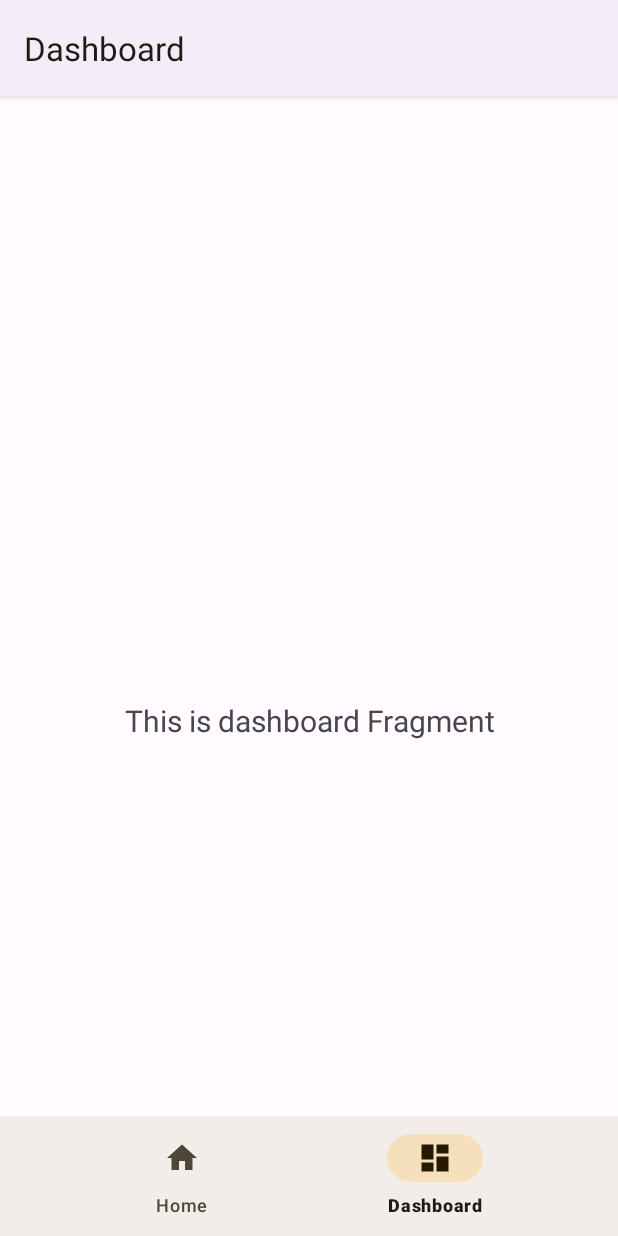
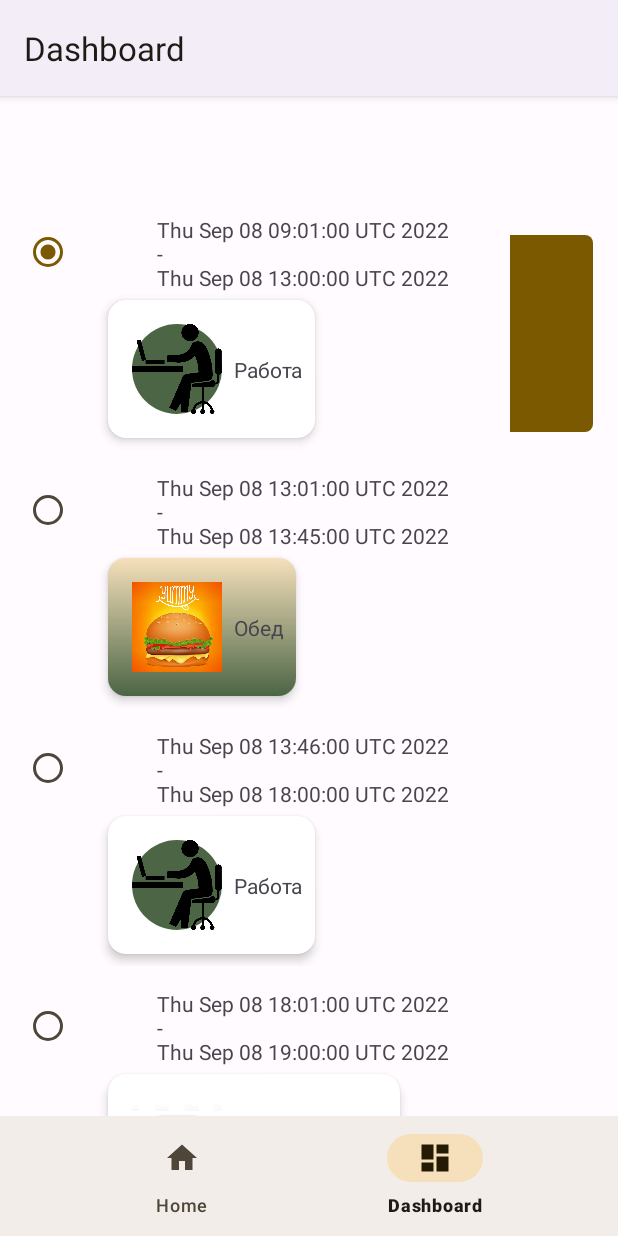
Before and after one commit to HayarovEd/Education, an Android app: the DashboardFragment screen opened through its navigation route, on a phone screen of 412 x 824 dp. Run offline under Robolectric (Android 15) with nearby library versions, the phone set to English and light mode, and no system bars; our stand-ins replace Dagger/Hilt's generated code, navigation-ui.

Commit message:
complete HW4

```diff
--- a/app/src/main/java/com/edurda77/education/entity/Work.kt
+++ b/app/src/main/java/com/edurda77/education/entity/Work.kt
@@ -6,5 +6,6 @@ data class Work(
     val dateBeginWork : String,
     val dateEndWork : String,
     val urlZoom : String? = "",
+    val isEat: Boolean? = false,
     val isEnableUrl: Boolean? = false
 )
--- a/app/src/main/java/com/edurda77/education/repositories/Repository.kt
+++ b/app/src/main/java/com/edurda77/education/repositories/Repository.kt
@@ -8,13 +8,12 @@ import java.text.SimpleDateFormat
 import java.util.*
 
 object Repository {
-    private val currentWork = mutableListOf<Work>()
-    private val currentHomeWork = mutableListOf<HomeWork>()
+
 
 
 
     fun addWork(): List<Work> {
-
+        val currentWork = mutableListOf<Work>()
         currentWork.add(
             Work(
                 picture = R.drawable.ic_stand_up,
@@ -22,6 +21,7 @@ object Repository {
                 dateBeginWork = "08/09/2022 06:45:00",
                 dateEndWork = "08/09/2022 07:00:00",
                 urlZoom = "",
+                isEat = false,
                 isEnableUrl = diffToTime("08/09/2022 06:45:00", "08/09/2022 07:00:00"),
             )
         )
@@ -32,6 +32,7 @@ object Repository {
                 dateBeginWork = "08/09/2022 07:01:00",
                 dateEndWork = "08/09/2022 08:00:00",
                 urlZoom = "",
+                isEat = true,
                 isEnableUrl = diffToTime("08/09/2022 07:01:00", "08/09/2022 08:00:00"),
             )
         )
@@ -42,6 +43,7 @@ object Repository {
                 dateBeginWork = "08/09/2022 08:01:00",
                 dateEndWork = "08/09/2022 09:00:00",
                 urlZoom = "",
+                isEat = false,
                 isEnableUrl = diffToTime("08/09/2022 08:01:00", "08/09/2022 09:00:00"),
             )
         )
@@ -52,6 +54,7 @@ object Repository {
                 dateBeginWork = "08/09/2022 09:01:00",
                 dateEndWork = "08/09/2022 13:00:00",
                 urlZoom = "",
+                isEat = false,
                 isEnableUrl = diffToTime("08/09/2022 09:01:00", "08/09/2022 13:00:00"),
             )
         )
@@ -62,6 +65,7 @@ object Repository {
                 dateBeginWork = "08/09/2022 13:01:00",
                 dateEndWork = "08/09/2022 13:45:00",
                 urlZoom = "",
+                isEat = true,
                 isEnableUrl = diffToTime("08/09/2022 13:01:00", "08/09/2022 13:45:00"),
             )
         )
@@ -72,6 +76,7 @@ object Repository {
                 dateBeginWork = "08/09/2022 13:46:00",
                 dateEndWork = "08/09/2022 18:00:00",
                 urlZoom = "",
+                isEat = false,
                 isEnableUrl = diffToTime("08/09/2022 13:46:00", "08/09/2022 18:00:00"),
             )
         )
@@ -82,6 +87,7 @@ object Repository {
                 dateBeginWork = "08/09/2022 18:01:00",
                 dateEndWork = "08/09/2022 19:00:00",
                 urlZoom = "",
+                isEat = false,
                 isEnableUrl = diffToTime("08/09/2022 18:01:00", "08/09/2022 19:00:00"),
             )
         )
@@ -92,6 +98,7 @@ object Repository {
                 dateBeginWork = "08/09/2022 19:01:00",
                 dateEndWork = "08/09/2022 19:30:00",
                 urlZoom = "",
+                isEat = true,
                 isEnableUrl = diffToTime("08/09/2022 19:01:00", "08/09/2022 19:30:00"),
             )
         )
@@ -102,6 +109,7 @@ object Repository {
                 dateBeginWork = "08/09/2022 19:31:00",
                 dateEndWork = "08/09/2022 22:30:00",
                 urlZoom = "",
+                isEat = false,
                 isEnableUrl = diffToTime("08/09/2022 19:31:00", "08/09/2022 22:30:00"),
             )
         )
@@ -112,6 +120,7 @@ object Repository {
                 dateBeginWork = "08/09/2022 22:31:00",
                 dateEndWork = "08/09/2022 06:44:00",
                 urlZoom = "",
+                isEat = false,
                 isEnableUrl = diffToTime("08/09/2022 22:31:00", "08/09/2022 06:44:00"),
             )
         )
@@ -119,6 +128,7 @@ object Repository {
     }
 
     fun addHomeWork(): List<HomeWork> {
+        val currentHomeWork = mutableListOf<HomeWork>()
         currentHomeWork.add(
             HomeWork(
                 picture = R.drawable.ic_comp,
--- a/app/src/main/java/com/edurda77/education/ui/dashboard/DashboardFragment.kt
+++ b/app/src/main/java/com/edurda77/education/ui/dashboard/DashboardFragment.kt
@@ -4,17 +4,24 @@ import android.os.Bundle
 import android.view.LayoutInflater
 import android.view.View
 import android.view.ViewGroup
-import android.widget.TextView
 import androidx.fragment.app.Fragment
-import androidx.lifecycle.ViewModelProvider
+import androidx.recyclerview.widget.LinearLayoutManager
+import androidx.recyclerview.widget.RecyclerView
 import com.edurda77.education.databinding.FragmentDashboardBinding
+import com.edurda77.education.entity.HomeWork
+import com.edurda77.education.entity.Work
+import com.edurda77.education.repositories.Repository
+import com.edurda77.education.ui.home.HomeWorkAdapter
+import com.edurda77.education.ui.home.WorkAdapter
+import dagger.hilt.android.AndroidEntryPoint
+import dagger.hilt.android.WithFragmentBindings
 
+@AndroidEntryPoint
+@WithFragmentBindings
 class DashboardFragment : Fragment() {
 
     private var _binding: FragmentDashboardBinding? = null
 
-    // This property is only valid between onCreateView and
-    // onDestroyView.
     private val binding get() = _binding!!
 
     override fun onCreateView(
@@ -22,21 +29,32 @@ class DashboardFragment : Fragment() {
         container: ViewGroup?,
         savedInstanceState: Bundle?
     ): View {
-        val dashboardViewModel =
-            ViewModelProvider(this).get(DashboardViewModel::class.java)
 
         _binding = FragmentDashboardBinding.inflate(inflater, container, false)
-        val root: View = binding.root
 
-        val textView: TextView = binding.textDashboard
-        dashboardViewModel.text.observe(viewLifecycleOwner) {
-            textView.text = it
-        }
-        return root
+        return binding.root
+    }
+
+    override fun onViewCreated(view: View, savedInstanceState: Bundle?) {
+        super.onViewCreated(view, savedInstanceState)
+        initRecyclerView(Repository.addWork())
     }
 
     override fun onDestroyView() {
         super.onDestroyView()
         _binding = null
     }
+
+    private fun initRecyclerView(work: List<Work>) {
+        val recyclerView: RecyclerView = binding.rvWorkD
+        recyclerView.layoutManager = LinearLayoutManager(
+            context,
+            LinearLayoutManager.VERTICAL, false
+        )
+        recyclerView.adapter = WorkAdapterD(work)
+
+        val position = work.indexOfFirst { it.isEnableUrl==true }
+        (recyclerView.layoutManager as LinearLayoutManager).scrollToPosition(position)
+
+    }
 }
--- /dev/null
+++ b/app/src/main/java/com/edurda77/education/ui/dashboard/WorkAdapterD.kt
@@ -0,0 +1,27 @@
+package com.edurda77.education.ui.dashboard
+
+import android.view.LayoutInflater
+import android.view.ViewGroup
+import androidx.recyclerview.widget.RecyclerView
+import com.edurda77.education.databinding.ItemWorkBinding
+import com.edurda77.education.entity.Work
+
+class WorkAdapterD(
+    private val list: List<Work>
+) : RecyclerView.Adapter<WorkHolderD>() {
+
+
+
+    override fun onCreateViewHolder(parent: ViewGroup, viewType: Int): WorkHolderD {
+        val inflater = LayoutInflater.from(parent.context)
+        return WorkHolderD(ItemWorkBinding.inflate(inflater,parent,false))
+    }
+
+    override fun onBindViewHolder(holder: WorkHolderD, position: Int) {
+        val workList = list[position]
+        holder.bind(workList)
+    }
+
+    override fun getItemCount(): Int = list.size
+
+}
--- /dev/null
+++ b/app/src/main/java/com/edurda77/education/ui/dashboard/WorkHolderD.kt
@@ -0,0 +1,27 @@
+package com.edurda77.education.ui.dashboard
+
+import androidx.core.view.isVisible
+import androidx.recyclerview.widget.RecyclerView
+import com.edurda77.education.R
+import com.edurda77.education.databinding.ItemRvClassBinding
+import com.edurda77.education.databinding.ItemWorkBinding
+import com.edurda77.education.entity.Work
+import com.edurda77.education.utils.dateToTime
+
+class WorkHolderD(private val binding: ItemWorkBinding):
+    RecyclerView.ViewHolder(binding.root) {
+
+    fun bind(work: Work) {
+
+        binding.workData.imageLesson.setImageResource(work.picture)
+        binding.workData.nameLesson.text = work.nameWork
+        val interval = "${dateToTime(work.dateBeginWork)}\n-\n${dateToTime(work.dateEndWork)}"
+        binding.timeLesson.text = interval
+        binding.goToLesson.isVisible = work.isEnableUrl == true
+        binding.radioButton.isChecked= work.isEnableUrl == true
+        if(work.isEat == true) {
+            binding.workData.cardView.setBackgroundResource(R.drawable.rect_timer)
+        }
+    }
+
+}
--- a/app/src/main/res/layout/fragment_dashboard.xml
+++ b/app/src/main/res/layout/fragment_dashboard.xml
@@ -1,22 +1,19 @@
 <?xml version="1.0" encoding="utf-8"?>
-<androidx.constraintlayout.widget.ConstraintLayout xmlns:android="http://schemas.android.com/apk/res/android"
+<androidx.appcompat.widget.LinearLayoutCompat xmlns:android="http://schemas.android.com/apk/res/android"
     xmlns:app="http://schemas.android.com/apk/res-auto"
     xmlns:tools="http://schemas.android.com/tools"
     android:layout_width="match_parent"
     android:layout_height="match_parent"
     tools:context=".ui.dashboard.DashboardFragment">
 
-    <TextView
-        android:id="@+id/text_dashboard"
+    <androidx.recyclerview.widget.RecyclerView
+        android:id="@+id/rv_workD"
         android:layout_width="match_parent"
-        android:layout_height="wrap_content"
+        android:layout_height="match_parent"
+        android:layout_marginTop="8dp"
         android:layout_marginStart="8dp"
-        android:layout_marginTop="8dp"
         android:layout_marginEnd="8dp"
-        android:textAlignment="center"
-        android:textSize="20sp"
-        app:layout_constraintBottom_toBottomOf="parent"
-        app:layout_constraintEnd_toEndOf="parent"
-        app:layout_constraintStart_toStartOf="parent"
-        app:layout_constraintTop_toTopOf="parent" />
-</androidx.constraintlayout.widget.ConstraintLayout>
+        android:orientation="vertical"/>
+
+
+</androidx.appcompat.widget.LinearLayoutCompat>
--- /dev/null
+++ b/app/src/main/res/layout/item_content.xml
@@ -0,0 +1,48 @@
+<androidx.cardview.widget.CardView xmlns:android="http://schemas.android.com/apk/res/android"
+    xmlns:app="http://schemas.android.com/apk/res-auto"
+    xmlns:tools="http://schemas.android.com/tools"
+    android:layout_width="match_parent"
+    android:layout_height="wrap_content"
+    android:layout_gravity="center"
+    android:layout_margin="8dp"
+    app:cardCornerRadius="5dp"
+    app:cardElevation="5dp"
+    android:id="@+id/cardView">
+
+    <androidx.constraintlayout.widget.ConstraintLayout
+        android:layout_width="match_parent"
+        android:layout_height="match_parent"
+        android:layout_gravity="center">
+
+        <ImageView
+            android:id="@+id/image_lesson"
+            android:layout_width="60dp"
+            android:layout_height="60dp"
+            android:layout_marginTop="16dp"
+            android:layout_marginBottom="16dp"
+            android:layout_marginStart="16dp"
+            android:scaleType="fitCenter"
+            android:background="@drawable/image_oval"
+            app:layout_constraintBottom_toBottomOf="parent"
+            app:layout_constraintStart_toStartOf="parent"
+            app:layout_constraintTop_toTopOf="parent"
+            android:contentDescription="icon" />
+
+        <TextView
+            android:id="@+id/name_lesson"
+            android:layout_width="wrap_content"
+            android:layout_height="wrap_content"
+            android:paddingStart="8dp"
+            android:paddingEnd="8dp"
+            android:text="Предмет"
+            app:layout_constraintTop_toTopOf="parent"
+            app:layout_constraintBottom_toBottomOf="parent"
+            app:layout_constraintStart_toEndOf="@id/image_lesson"/>
+
+
+
+
+
+    </androidx.constraintlayout.widget.ConstraintLayout>
+
+</androidx.cardview.widget.CardView>
--- /dev/null
+++ b/app/src/main/res/layout/item_work.xml
@@ -0,0 +1,66 @@
+<?xml version="1.0" encoding="utf-8"?>
+<androidx.constraintlayout.widget.ConstraintLayout xmlns:android="http://schemas.android.com/apk/res/android"
+    xmlns:app="http://schemas.android.com/apk/res-auto"
+    xmlns:tools="http://schemas.android.com/tools"
+    android:layout_width="match_parent"
+    android:layout_height="wrap_content"
+    android:layout_margin="8dp">
+
+    <RadioButton
+        android:id="@+id/radioButton"
+        android:layout_width="wrap_content"
+        android:layout_height="wrap_content"
+        android:checked="false"
+        app:layout_constraintStart_toStartOf="parent"
+        app:layout_constraintTop_toTopOf="parent" />
+
+    <TextView
+        android:id="@+id/time_lesson"
+        android:layout_width="wrap_content"
+        android:layout_height="wrap_content"
+        android:paddingStart="8dp"
+        android:paddingEnd="8dp"
+        android:text="8.00-8.45"
+        app:layout_constraintEnd_toStartOf="@id/guideline"
+        app:layout_constraintBottom_toBottomOf="@id/radioButton"
+        app:layout_constraintStart_toEndOf="@id/radioButton"
+        app:layout_constraintTop_toTopOf="parent" />
+
+    <com.google.android.material.card.MaterialCardView
+        android:id="@+id/data_card_view"
+        android:layout_width="wrap_content"
+        android:layout_height="wrap_content"
+        android:layout_margin="8dp"
+        app:cardElevation="4dp"
+        android:paddingBottom="8dp"
+        app:layout_constraintBottom_toBottomOf="parent"
+        app:layout_constraintStart_toEndOf="@id/radioButton"
+        app:layout_constraintTop_toBottomOf="@id/radioButton"
+
+        app:strokeWidth="0dp">
+
+        <include
+            android:id="@+id/work_data"
+            layout="@layout/item_content"
+            android:layout_width="match_parent"
+            android:layout_height="wrap_content" />
+    </com.google.android.material.card.MaterialCardView>
+
+    <Button
+        android:id="@+id/go_to_lesson"
+        android:layout_width="55dp"
+        android:layout_height="131dp"
+        android:background="@drawable/rect_button"
+        app:layout_constraintBottom_toBottomOf="parent"
+        app:layout_constraintEnd_toEndOf="parent"
+        app:layout_constraintStart_toEndOf="@id/guideline"
+        app:layout_constraintTop_toTopOf="parent" />
+
+    <androidx.constraintlayout.widget.Guideline
+        android:id="@+id/guideline"
+        android:layout_width="wrap_content"
+        android:layout_height="wrap_content"
+        android:orientation="vertical"
+        app:layout_constraintGuide_percent="0.85"/>
+
+</androidx.constraintlayout.widget.ConstraintLayout>
```
